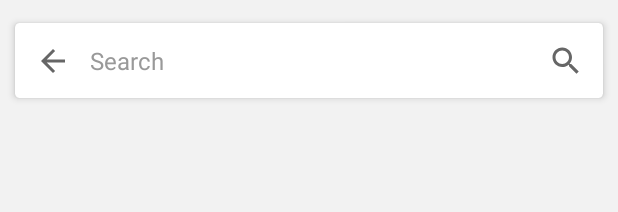
After one commit to ugikpoenya/Android-MaterialX-UI-Design, an Android app: the layout activity_search.xml on its own in the app's theme, with its tools: preview values and no code run, on a phone screen of 412 x 824 dp. The commit adds this screen. Shown: the top 212 px of the screen. Run offline under Robolectric (Android 15) with nearby library versions, the phone set to English and light mode, and no system bars.

Commit message:
Add Search Layout

```diff
--- a/app/src/main/AndroidManifest.xml
+++ b/app/src/main/AndroidManifest.xml
@@ -35,6 +35,10 @@
             android:exported="false"
             android:screenOrientation="portrait" />
         <activity
+            android:name=".SearchActivity"
+            android:exported="false"
+            android:screenOrientation="portrait" />
+        <activity
             android:name=".SplashActivity"
             android:exported="true"
             android:screenOrientation="portrait">
--- a/app/src/main/java/com/ugikpoenya/sampleapp/MainActivity.java
+++ b/app/src/main/java/com/ugikpoenya/sampleapp/MainActivity.java
@@ -55,6 +55,10 @@ public class MainActivity extends AppCompatActivity {
         startActivity(new Intent(getApplicationContext(), ProgressActivity.class));
     }
 
+    public void showSearch(View view) {
+        startActivity(new Intent(getApplicationContext(), SearchActivity.class));
+    }
+
     @Override
     public void onBackPressed() {
         Tools.exitApp(this);
--- /dev/null
+++ b/app/src/main/java/com/ugikpoenya/sampleapp/SearchActivity.kt
@@ -0,0 +1,25 @@
+package com.ugikpoenya.sampleapp
+
+import android.os.Bundle
+import androidx.appcompat.app.AppCompatActivity
+import com.ugikpoenya.appmanager.AdsManager
+import com.ugikpoenya.sampleapp.databinding.ActivitySearchBinding
+
+
+class SearchActivity : AppCompatActivity() {
+    private lateinit var binding: ActivitySearchBinding
+
+    override fun onCreate(savedInstanceState: Bundle?) {
+        super.onCreate(savedInstanceState)
+        binding = ActivitySearchBinding.inflate(layoutInflater)
+        setContentView(binding.root)
+        AdsManager().initBanner(this, binding.lyBannerAds)
+        initComponent()
+    }
+
+    private fun initComponent() {
+        binding.btBack.setOnClickListener {
+            finish()
+        }
+    }
+}
--- a/app/src/main/res/layout/activity_main.xml
+++ b/app/src/main/res/layout/activity_main.xml
@@ -269,6 +269,7 @@
                                 android:layout_width="wrap_content"
                                 android:layout_height="wrap_content"
                                 android:clickable="true"
+                                android:onClick="showSearch"
                                 android:tint="@android:color/white"
                                 app:backgroundTint="@color/indigo_300"
                                 app:elevation="0dp"
@@ -280,7 +281,7 @@
                                 android:layout_width="wrap_content"
                                 android:layout_height="wrap_content"
                                 android:layout_marginTop="@dimen/spacing_medium"
-                                android:text="ALBUMS"
+                                android:text="Search"
                                 android:textAppearance="@style/Base.TextAppearance.AppCompat.Caption"
                                 android:textColor="@color/grey_40" />
 
--- /dev/null
+++ b/app/src/main/res/layout/activity_search.xml
@@ -0,0 +1,92 @@
+<?xml version="1.0" encoding="utf-8"?>
+<LinearLayout xmlns:android="http://schemas.android.com/apk/res/android"
+    xmlns:app="http://schemas.android.com/apk/res-auto"
+    android:id="@+id/container"
+    android:layout_width="match_parent"
+    android:layout_height="match_parent"
+    android:background="@color/grey_5"
+    android:orientation="vertical">
+
+    <LinearLayout
+        android:layout_width="match_parent"
+        android:layout_height="wrap_content"
+        android:fitsSystemWindows="true"
+        android:orientation="vertical">
+
+        <androidx.cardview.widget.CardView
+            android:id="@+id/search_bar"
+            android:layout_width="match_parent"
+            android:layout_height="wrap_content"
+            android:layout_marginLeft="@dimen/spacing_middle"
+            android:layout_marginTop="@dimen/spacing_large"
+            android:layout_marginRight="@dimen/spacing_middle"
+            android:layout_marginBottom="@dimen/spacing_middle"
+            android:clipToPadding="false"
+            app:cardBackgroundColor="@android:color/white"
+            app:cardCornerRadius="3dp"
+            app:cardElevation="3dp"
+            app:cardUseCompatPadding="false"
+            app:layout_collapseMode="parallax">
+
+            <LinearLayout
+                android:layout_width="match_parent"
+                android:layout_height="match_parent"
+                android:orientation="horizontal">
+
+                <ImageButton
+                    android:id="@+id/bt_back"
+                    android:layout_width="@dimen/spacing_xxlarge"
+                    android:layout_height="@dimen/spacing_xxlarge"
+                    android:background="?attr/selectableItemBackgroundBorderless"
+                    app:srcCompat="@drawable/ic_arrow_back"
+                    app:tint="@color/grey_60" />
+
+                <TextView
+                    android:id="@+id/search_text"
+                    android:layout_width="0dp"
+                    android:layout_height="match_parent"
+                    android:layout_weight="1"
+                    android:gravity="center_vertical"
+                    android:text="Search"
+                    android:textAppearance="@style/Base.TextAppearance.AppCompat.Subhead"
+                    android:textColor="@color/grey_40" />
+
+                <ImageButton
+                    android:layout_width="@dimen/spacing_xxlarge"
+                    android:layout_height="@dimen/spacing_xxlarge"
+                    android:background="?attr/selectableItemBackgroundBorderless"
+                    app:srcCompat="@drawable/ic_search"
+                    app:tint="@color/grey_60" />
+
+            </LinearLayout>
+
+        </androidx.cardview.widget.CardView>
+
+    </LinearLayout>
+
+
+    <LinearLayout
+        android:layout_width="match_parent"
+        android:layout_height="0dp"
+        android:layout_weight="1"
+        android:orientation="vertical"
+        android:paddingLeft="@dimen/spacing_middle"
+        android:paddingRight="@dimen/spacing_middle">
+
+        <androidx.recyclerview.widget.RecyclerView
+            android:id="@+id/recyclerView"
+            android:layout_width="match_parent"
+            android:layout_height="match_parent"
+            android:scrollbars="vertical"
+            android:scrollingCache="true" />
+
+    </LinearLayout>
+
+    <RelativeLayout
+        android:id="@+id/lyBannerAds"
+        android:layout_width="match_parent"
+        android:layout_height="wrap_content"
+        android:layout_marginBottom="5dp"
+        android:background="@android:color/black"
+        android:gravity="center_horizontal" />
+</LinearLayout>
```
